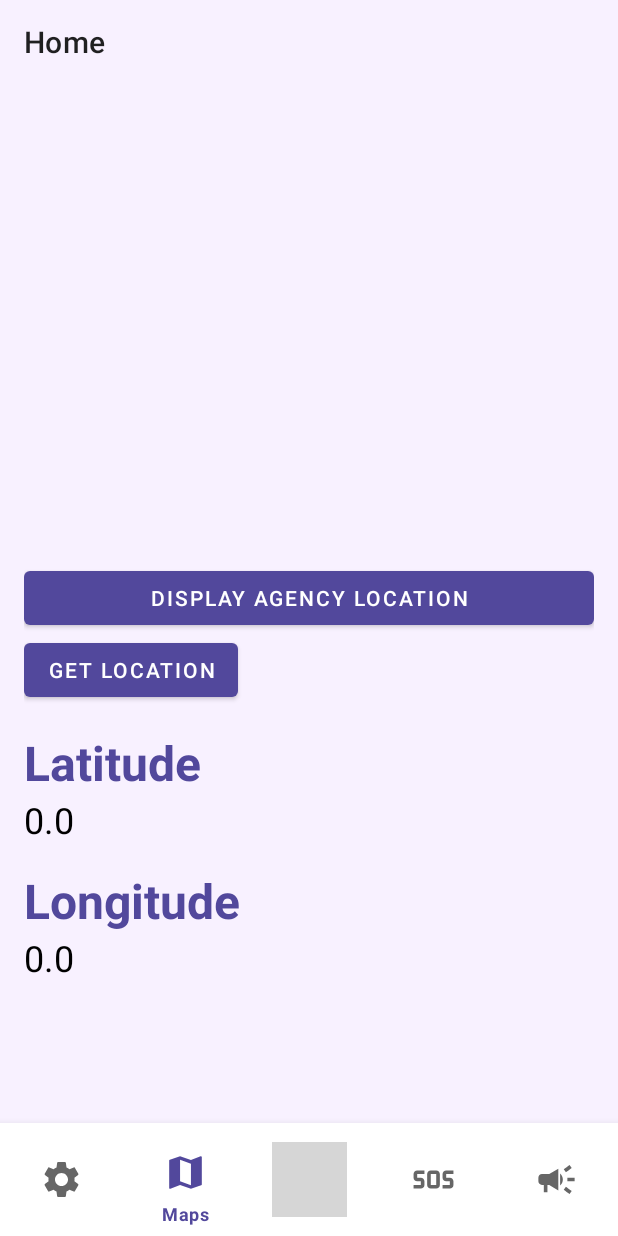
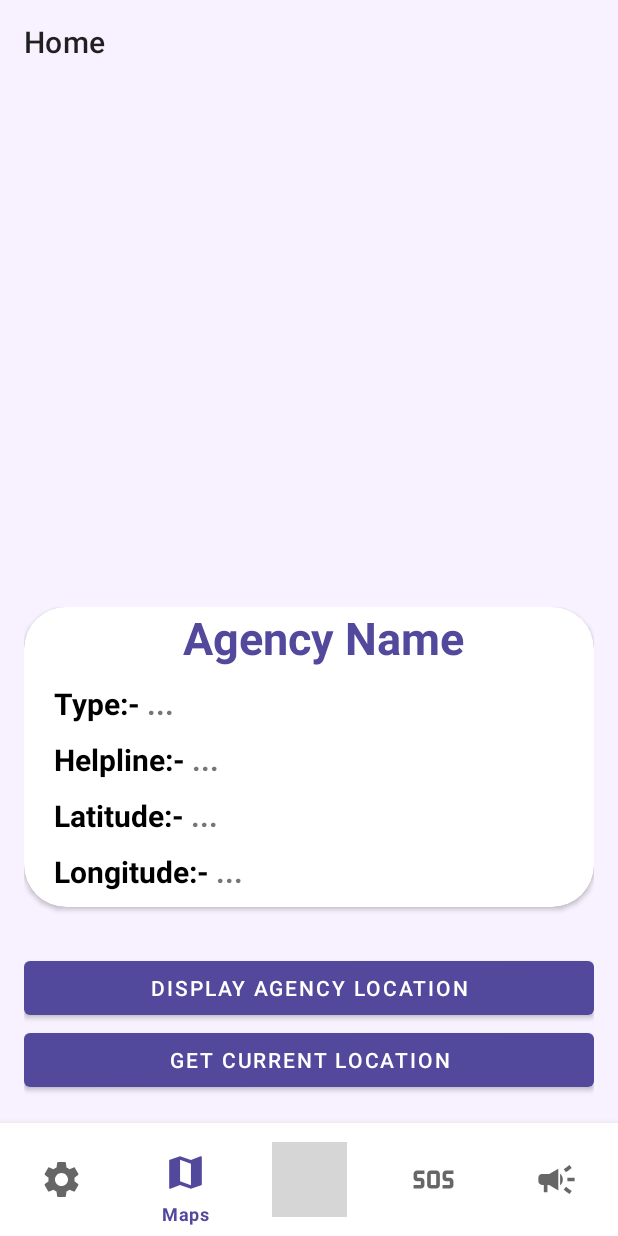
Before and after one commit to Kr1mson/RAKSHA, an Android app: the MainActivity screen opened directly, with no data from a screen before it, item 2 of the bottom bar chosen, on a phone screen of 412 x 824 dp. Run offline under Robolectric (Android 15) with nearby library versions, the phone set to English and light mode, and no system bars; our stand-ins replace Firebase (no records; nobody signed in at launch, a user with empty details on screens opened directly); grey boxes are pictures that could not be loaded.

Commit message:
commit 27-11-23

```diff
--- a/app/src/main/java/com/example/raksha/MainActivity.java
+++ b/app/src/main/java/com/example/raksha/MainActivity.java
@@ -90,10 +90,10 @@ public class MainActivity extends AppCompatActivity implements BottomNavigationV
                 editor.remove("username");
                 editor.remove("pswd");
                 editor.apply();
-                Intent intent = new Intent(getApplicationContext(), Signup.class);
+                Intent intent = new Intent(getApplicationContext(), Login.class);
                 startActivity(intent);
                 return true;
-            // Add more cases for other menu items
+
             default:
                 return super.onOptionsItemSelected(item);
         }
--- a/app/src/main/java/com/example/raksha/Map.java
+++ b/app/src/main/java/com/example/raksha/Map.java
@@ -48,7 +48,8 @@ public class Map extends Fragment {
     // Initialize variables
     Button btLocation;
     Button btlocation2;
-    TextView tvLatitude, tvLongitude;
+
+    TextView Agency_name, Agency_type, Agency_helpline, Agency_lat, Agency_long;
     FusedLocationProviderClient client;
     GoogleMap googleMap;
 
@@ -62,6 +63,14 @@ public class Map extends Fragment {
                 container, false);
         SupportMapFragment supportMapFragment=(SupportMapFragment)
                 getChildFragmentManager().findFragmentById(R.id.google_map);
+
+        btLocation = view.findViewById(R.id.bt_location);
+        btlocation2 = view.findViewById(R.id.bt_location2);
+        Agency_name=view.findViewById(R.id.agency_name);
+        Agency_type=view.findViewById(R.id.agency_type);
+        Agency_helpline=view.findViewById(R.id.agency_helpline);
+        Agency_lat=view.findViewById(R.id.agency_lat);
+        Agency_long=view.findViewById(R.id.agency_long);
 
         // Async map
         supportMapFragment.getMapAsync(new OnMapReadyCallback() {
@@ -153,10 +162,6 @@ public class Map extends Fragment {
 
 
         // Assign variable
-        btLocation = view.findViewById(R.id.bt_location);
-        tvLatitude = view.findViewById(R.id.tv_latitude);
-        tvLongitude = view.findViewById(R.id.tv_longitude);
-        btlocation2 = view.findViewById(R.id.bt_location2);
 
 
         // Initialize location client
@@ -259,15 +264,7 @@ public class Map extends Fragment {
                             if (location != null) {
                                 // When location result is not
                                 // null set latitude
-                                tvLatitude.setText(
-                                        String.valueOf(
-                                                location
-                                                        .getLatitude()));
-                                // set longitude
-                                tvLongitude.setText(
-                                        String.valueOf(
-                                                location
-                                                        .getLongitude()));
+
                             }
                             else {
                                 // When location result is null
@@ -297,16 +294,7 @@ public class Map extends Fragment {
                                         Location location1
                                                 = locationResult
                                                 .getLastLocation();
-                                        // Set latitude
-                                        tvLatitude.setText(
-                                                String.valueOf(
-                                                        location1
-                                                                .getLatitude()));
-                                        // Set longitude
-                                        tvLongitude.setText(
-                                                String.valueOf(
-                                                        location1
-                                                                .getLongitude()));
+
                                     }
                                 };
 
--- a/app/src/main/res/layout/fragment_map.xml
+++ b/app/src/main/res/layout/fragment_map.xml
@@ -1,8 +1,8 @@
 <?xml version="1.0" encoding="utf-8"?>
-<LinearLayout
-    xmlns:android="http://schemas.android.com/apk/res/android"
+<LinearLayout xmlns:android="http://schemas.android.com/apk/res/android"
     xmlns:tools="http://schemas.android.com/tools"
     android:layout_width="match_parent"
+    xmlns:app="http://schemas.android.com/apk/res-auto"
     android:orientation="vertical"
     android:gravity="center"
     android:padding="16dp"
@@ -25,8 +25,133 @@
         android:layout_width="match_parent"
         android:layout_height="match_parent"
         android:layout_weight="1.0"
-        android:orientation="vertical" >
+        android:orientation="vertical"
+        android:layout_marginTop="30dp">
 
+
+        <androidx.cardview.widget.CardView
+            android:layout_width="wrap_content"
+            android:layout_height="wrap_content"
+            app:cardBackgroundColor="@color/white"
+
+            app:cardCornerRadius="28dp">
+            <LinearLayout
+                android:layout_width="wrap_content"
+                android:layout_height="wrap_content"
+                android:layout_marginLeft="20dp"
+                android:orientation="vertical">
+            <TextView
+                android:layout_width="wrap_content"
+                android:layout_height="wrap_content"
+                android:id="@+id/agency_name"
+                android:textStyle="bold"
+                android:text="Agency Name"
+                android:textSize="30sp"
+                android:textColor="@color/prim"
+                android:layout_gravity="center"/>
+            <View
+                android:layout_width="wrap_content"
+                android:layout_height="10dp"/>
+            <LinearLayout
+                android:layout_width="wrap_content"
+                android:layout_height="wrap_content"
+                android:orientation="horizontal">
+                <TextView
+                    android:layout_width="wrap_content"
+                    android:layout_height="wrap_content"
+                    android:textStyle="bold"
+                    android:text="Type:- "
+                    android:textColor="@color/black"
+                    android:textSize="20sp"/>
+                <TextView
+                    android:layout_width="wrap_content"
+                    android:layout_height="wrap_content"
+                    android:id="@+id/agency_type"
+                    android:textStyle="bold"
+                    android:text="..."
+                    android:textSize="20sp"/>
+            </LinearLayout>
+
+            <View
+                android:layout_width="wrap_content"
+                android:layout_height="10dp"/>
+            <LinearLayout
+                android:layout_width="wrap_content"
+                android:layout_height="wrap_content"
+                android:orientation="horizontal">
+                <TextView
+                    android:layout_width="wrap_content"
+                    android:layout_height="wrap_content"
+                    android:textStyle="bold"
+                    android:text="Helpline:- "
+                    android:textColor="@color/black"
+                    android:textSize="20sp"/>
+                <TextView
+                    android:layout_width="wrap_content"
+                    android:layout_height="wrap_content"
+                    android:id="@+id/agency_helpline"
+                    android:textStyle="bold"
+                    android:text="..."
+                    android:textSize="20sp"/>
+
+            </LinearLayout>
+
+            <View
+                android:layout_width="wrap_content"
+                android:layout_height="10dp"/>
+            <LinearLayout
+                android:layout_width="wrap_content"
+                android:layout_height="wrap_content"
+                android:orientation="horizontal">
+                <TextView
+                    android:layout_width="wrap_content"
+                    android:layout_height="wrap_content"
+                    android:textStyle="bold"
+                    android:text="Latitude:- "
+                    android:textColor="@color/black"
+                    android:textSize="20sp"/>
+                <TextView
+                    android:layout_width="wrap_content"
+                    android:layout_height="wrap_content"
+                    android:id="@+id/agency_lat"
+                    android:textStyle="bold"
+                    android:text="..."
+                    android:textSize="20sp"/>
+
+
+            </LinearLayout>
+
+            <View
+                android:layout_width="wrap_content"
+                android:layout_height="10dp"/>
+            <LinearLayout
+                android:layout_width="wrap_content"
+                android:layout_height="wrap_content"
+                android:orientation="horizontal">
+                <TextView
+                    android:layout_width="wrap_content"
+                    android:layout_height="wrap_content"
+                    android:textStyle="bold"
+                    android:text="Longitude:- "
+                    android:textColor="@color/black"
+                    android:textSize="20sp"/>
+                <TextView
+                    android:layout_width="wrap_content"
+                    android:layout_height="wrap_content"
+                    android:id="@+id/agency_long"
+                    android:textStyle="bold"
+                    android:text="..."
+                    android:textSize="20sp"/>
+
+            </LinearLayout>
+                <View
+                    android:layout_width="wrap_content"
+                    android:layout_height="10dp"/>
+            </LinearLayout>
+        </androidx.cardview.widget.CardView>
+        <View
+            android:layout_width="wrap_content"
+            android:layout_height="30dp"/>
         <Button
             android:id="@+id/bt_location2"
             android:layout_width="match_parent"
@@ -34,44 +159,13 @@
             android:text="Display agency location" />
 
         <Button
-            android:layout_width="wrap_content"
+            android:layout_width="match_parent"
             android:layout_height="wrap_content"
             android:id="@+id/bt_location"
-            android:text="Get Location"/>
+            android:text="Get Current Location"
+            />
 
-        <TextView
-            android:layout_width="wrap_content"
-            android:layout_height="wrap_content"
-            android:text="Latitude"
-            android:textSize="32sp"
-            android:textStyle="bold"
-            android:textColor="@color/prim"
-            android:layout_marginTop="16dp"/>
 
-        <TextView
-            android:layout_width="wrap_content"
-            android:layout_height="wrap_content"
-            android:id="@+id/tv_latitude"
-            android:text="0.0"
-            android:textColor="@color/black"
-            android:textSize="24sp"/>
-
-        <TextView
-            android:layout_width="wrap_content"
-            android:layout_height="wrap_content"
-            android:text="Longitude"
-            android:textSize="32sp"
-            android:textStyle="bold"
-            android:textColor="@color/prim"
-            android:layout_marginTop="16dp"/>
-
-        <TextView
-            android:layout_width="wrap_content"
-            android:layout_height="wrap_content"
-            android:id="@+id/tv_longitude"
-            android:text="0.0"
-            android:textColor="@color/black"
-            android:textSize="24sp"/>
 
 
     </LinearLayout>
```
Also changed, not shown: app/src/main/res/layout/activity_login.xml (+65 -50 lines).
